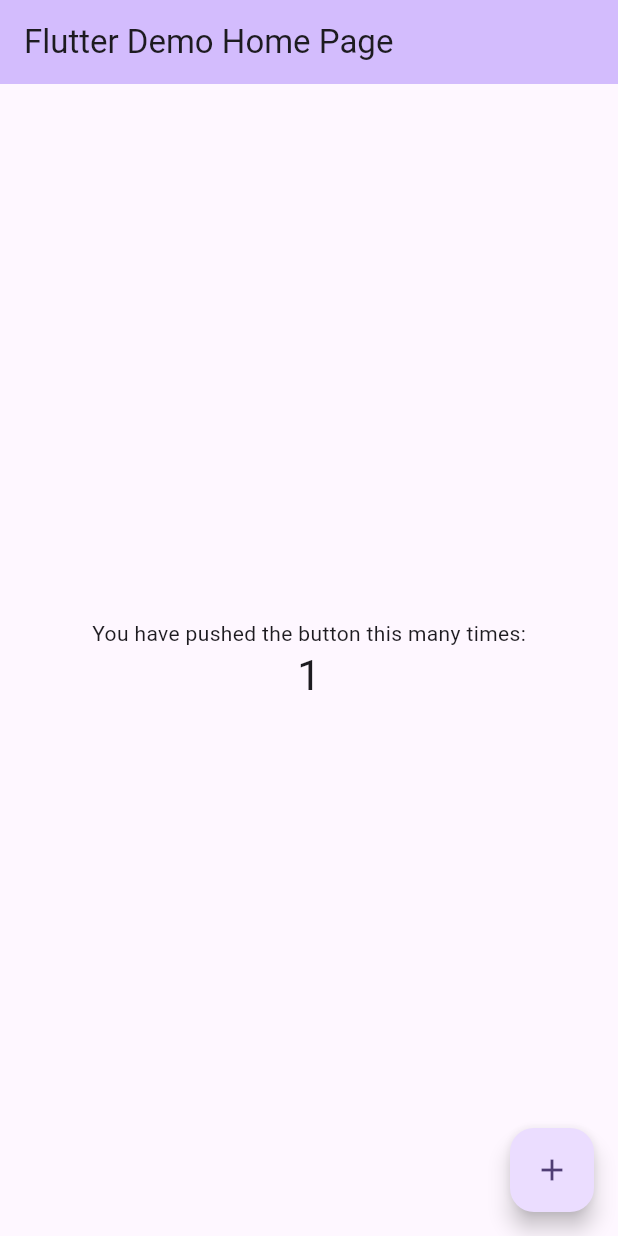
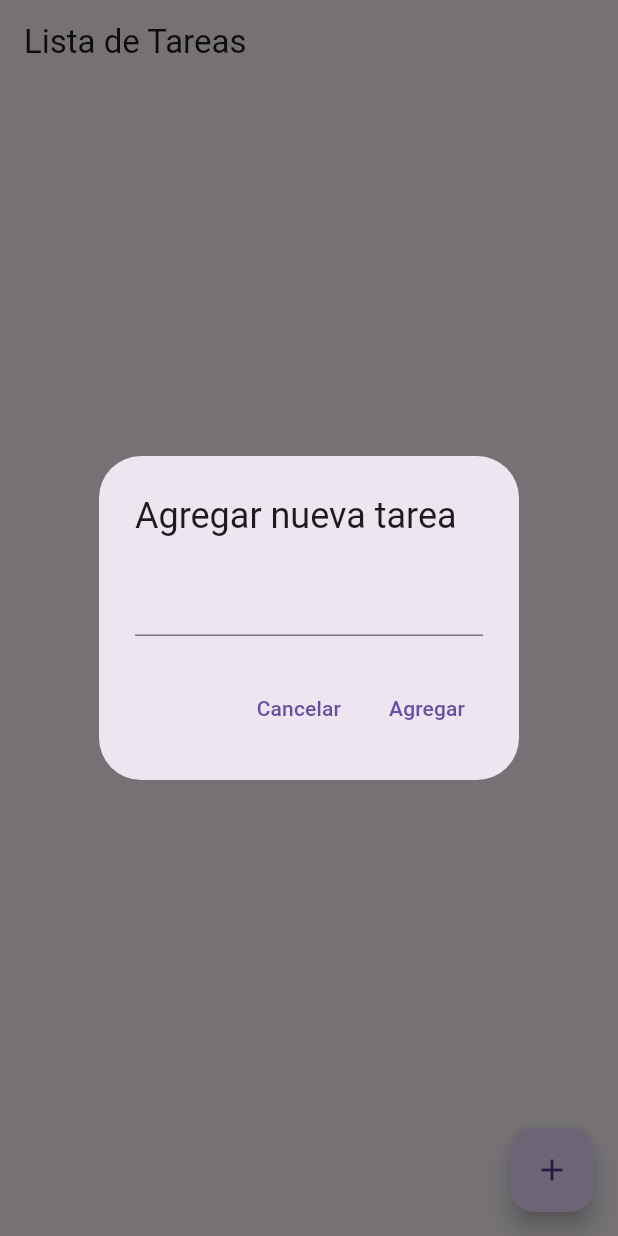
Before and after one commit to danieltoro/Test-Tecnico-Flutter, a Flutter app: the screen it shows after launch, after a tap on the "add" icon, on a phone screen of 412 x 824 dp. Run offline on Flutter 3.47's test engine with Material 3 defaults, Android fonts, the phone set to English and light mode, and no system bars.

Commit message:
feat(main): Adding TodoApp

```diff
--- a/lib/main.dart
+++ b/lib/main.dart
@@ -1,125 +1,100 @@
 import 'package:flutter/material.dart';
 
-void main() {
-  runApp(const MyApp());
-}
+void main() => runApp(TodoApp());
 
-class MyApp extends StatelessWidget {
-  const MyApp({super.key});
-
-  // This widget is the root of your application.
+class TodoApp extends StatelessWidget {
   @override
   Widget build(BuildContext context) {
     return MaterialApp(
-      title: 'Flutter Demo',
+      title: 'Lista de Tareas',
       theme: ThemeData(
-        // This is the theme of your application.
-        //
-        // TRY THIS: Try running your application with "flutter run". You'll see
-        // the application has a purple toolbar. Then, without quitting the app,
-        // try changing the seedColor in the colorScheme below to Colors.green
-        // and then invoke "hot reload" (save your changes or press the "hot
-        // reload" button in a Flutter-supported IDE, or press "r" if you used
-        // the command line to start the app).
-        //
-        // Notice that the counter didn't reset back to zero; the application
-        // state is not lost during the reload. To reset the state, use hot
-        // restart instead.
-        //
-        // This works for code too, not just values: Most code changes can be
-        // tested with just a hot reload.
-        colorScheme: ColorScheme.fromSeed(seedColor: Colors.deepPurple),
-        useMaterial3: true,
+        primarySwatch: Colors.blue,
       ),
-      home: const MyHomePage(title: 'Flutter Demo Home Page'),
+      home: TodoList(),
     );
   }
 }
 
-class MyHomePage extends StatefulWidget {
-  const MyHomePage({super.key, required this.title});
-
-  // This widget is the home page of your application. It is stateful, meaning
-  // that it has a State object (defined below) that contains fields that affect
-  // how it looks.
-
-  // This class is the configuration for the state. It holds the values (in this
-  // case the title) provided by the parent (in this case the App widget) and
-  // used by the build method of the State. Fields in a Widget subclass are
-  // always marked "final".
-
-  final String title;
-
+class TodoList extends StatefulWidget {
   @override
-  State<MyHomePage> createState() => _MyHomePageState();
+  _TodoListState createState() => _TodoListState();
 }
 
-class _MyHomePageState extends State<MyHomePage> {
-  int _counter = 0;
+class _TodoListState extends State<TodoList> {
+  final List<Task> _tasks = [];
 
-  void _incrementCounter() {
+  void _addTask(String taskName) {
     setState(() {
-      // This call to setState tells the Flutter framework that something has
-      // changed in this State, which causes it to rerun the build method below
-      // so that the display can reflect the updated values. If we changed
-      // _counter without calling setState(), then the build method would not be
-      // called again, and so nothing would appear to happen.
-      _counter++;
+      _tasks.add(Task(name: taskName));
     });
+  }
+
+  void _removeTask(int index) {
+    setState(() {
+      _tasks.removeAt(index);
+    });
+  }
+
+  void _showAddTaskDialog() {
+    showDialog(
+      context: context,
+      builder: (BuildContext context) {
+        String newTask = '';
+        return AlertDialog(
+          title: Text('Agregar nueva tarea'),
+          content: TextField(
+            onChanged: (value) {
+              newTask = value;
+            },
+          ),
+          actions: <Widget>[
+            TextButton(
+              child: Text('Cancelar'),
+              onPressed: () {
+                Navigator.of(context).pop();
+              },
+            ),
+            TextButton(
+              child: Text('Agregar'),
+              onPressed: () {
+                _addTask(newTask);
+                Navigator.of(context).pop();
+              },
+            ),
+          ],
+        );
+      },
+    );
   }
 
   @override
   Widget build(BuildContext context) {
-    // This method is rerun every time setState is called, for instance as done
-    // by the _incrementCounter method above.
-    //
-    // The Flutter framework has been optimized to make rerunning build methods
-    // fast, so that you can just rebuild anything that needs updating rather
-    // than having to individually change instances of widgets.
     return Scaffold(
       appBar: AppBar(
-        // TRY THIS: Try changing the color here to a specific color (to
-        // Colors.amber, perhaps?) and trigger a hot reload to see the AppBar
-        // change color while the other colors stay the same.
-        backgroundColor: Theme.of(context).colorScheme.inversePrimary,
-        // Here we take the value from the MyHomePage object that was created by
-        // the App.build method, and use it to set our appbar title.
-        title: Text(widget.title),
+        title: Text('Lista de Tareas'),
       ),
-      body: Center(
-        // Center is a layout widget. It takes a single child and positions it
-        // in the middle of the parent.
-        child: Column(
-          // Column is also a layout widget. It takes a list of children and
-          // arranges them vertically. By default, it sizes itself to fit its
-          // children horizontally, and tries to be as tall as its parent.
-          //
-          // Column has various properties to control how it sizes itself and
-          // how it positions its children. Here we use mainAxisAlignment to
-          // center the children vertically; the main axis here is the vertical
-          // axis because Columns are vertical (the cross axis would be
-          // horizontal).
-          //
-          // TRY THIS: Invoke "debug painting" (choose the "Toggle Debug Paint"
-          // action in the IDE, or press "p" in the console), to see the
-          // wireframe for each widget.
-          mainAxisAlignment: MainAxisAlignment.center,
-          children: <Widget>[
-            const Text(
-              'You have pushed the button this many times:',
+      body: ListView.builder(
+        itemCount: _tasks.length,
+        itemBuilder: (context, index) {
+          return ListTile(
+            title: Text(_tasks[index].name),
+            trailing: IconButton(
+              icon: Icon(Icons.delete),
+              onPressed: () => _removeTask(index),
             ),
-            Text(
-              '$_counter',
-              style: Theme.of(context).textTheme.headlineMedium,
-            ),
-          ],
-        ),
+          );
+        },
       ),
       floatingActionButton: FloatingActionButton(
-        onPressed: _incrementCounter,
-        tooltip: 'Increment',
-        child: const Icon(Icons.add),
-      ), // This trailing comma makes auto-formatting nicer for build methods.
+        onPressed: _showAddTaskDialog,
+        tooltip: 'Agregar Tarea',
+        child: Icon(Icons.add),
+      ),
     );
   }
 }
+
+class Task {
+  String name;
+  Task({required this.name});
+}
```
